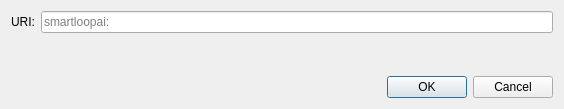
Above: src/qt/forms/openuridialog.ui from 1NF1N18Y/smartloopfix before the change. Below: the same form after it.
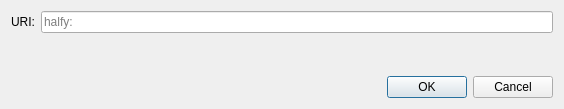
That is the form after the change. Custom widgets are drawn as their Qt base class.

Patch:
```diff
--- a/src/qt/forms/openuridialog.ui
+++ b/src/qt/forms/openuridialog.ui
@@ -26,7 +26,7 @@
      <item>
       <widget class="QValidatedLineEdit" name="uriEdit">
        <property name="placeholderText">
-        <string notr="true">smartloopai:</string>
+        <string notr="true">halfy:</string>
        </property>
       </widget>
      </item>
```
